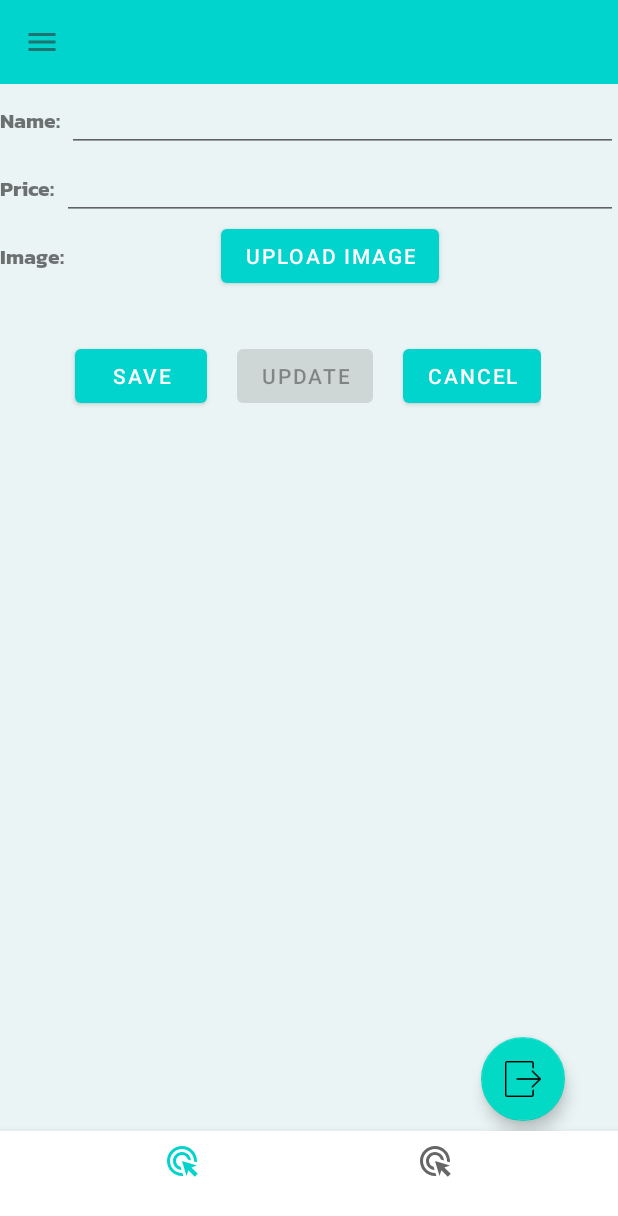
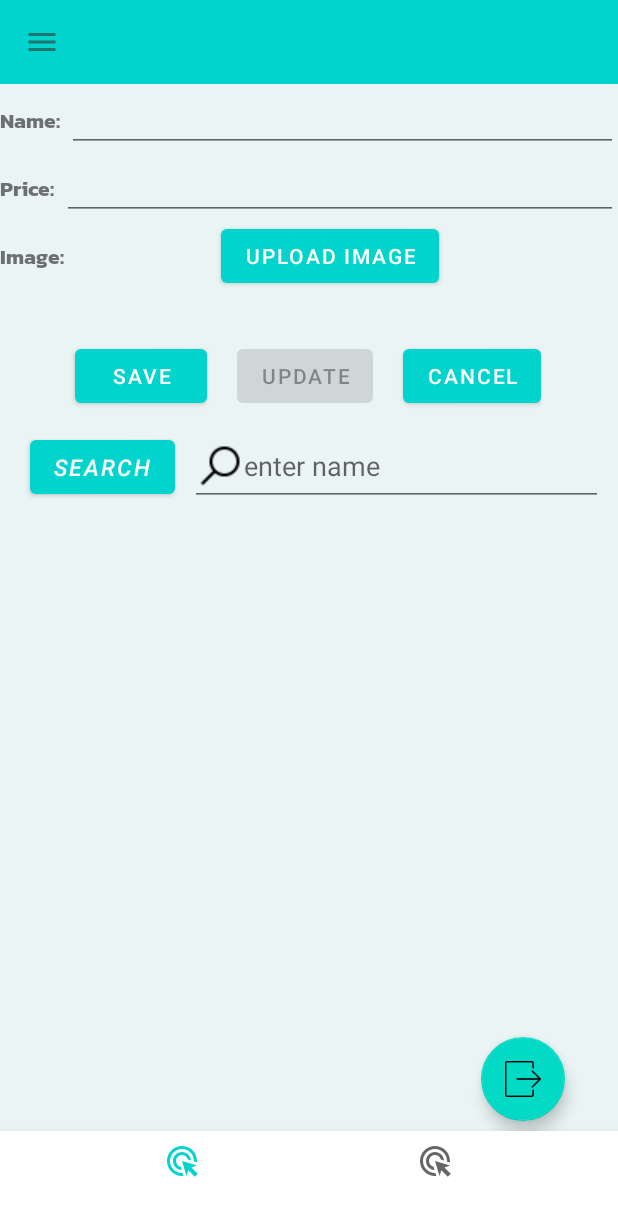
Before and after one commit to NguyenHuy-lang/Android-CoffeeRestaurant, an Android app: the FragmentManageItem screen opened directly, with no data from a screen before it, on a phone screen of 412 x 824 dp. Shown: the top 1216 px of the screen. Run offline under Robolectric (Android 15) with nearby library versions, the phone set to English and light mode, and no system bars; our stand-ins replace Firebase (no records; nobody signed in at launch, a user with empty details on screens opened directly), Picasso; pictures from the network do not load.

Commit message:
update search product , search order by admin

```diff
--- a/app/src/main/java/com/example/mycoffee/fragment/FragmentManageItem.java
+++ b/app/src/main/java/com/example/mycoffee/fragment/FragmentManageItem.java
@@ -20,10 +20,13 @@ import android.widget.Toast;
 import androidx.annotation.NonNull;
 import androidx.annotation.Nullable;
 import androidx.fragment.app.Fragment;
+import androidx.recyclerview.widget.GridLayoutManager;
 import androidx.recyclerview.widget.LinearLayoutManager;
 import androidx.recyclerview.widget.RecyclerView;
 
 import com.example.mycoffee.R;
+import com.example.mycoffee.ShopActivity;
+import com.example.mycoffee.adapter.ItemListAdapter;
 import com.example.mycoffee.adapter.ItemManageAdapter;
 import com.example.mycoffee.model.Item;
 import com.example.mycoffee.model.User;
@@ -67,6 +70,8 @@ public class FragmentManageItem extends Fragment implements ItemManageAdapter.It
     private String imageUrlUpload = null;
     private String nameItem = null;
     private View myView;
+    private Button btnSearchItem;
+    private EditText findItemByNameEditText;
 
     DatabaseReference reference= FirebaseDatabase.
             getInstance("https://amplified-coder-384315-default-rtdb.firebaseio.com/").
@@ -75,6 +80,8 @@ public class FragmentManageItem extends Fragment implements ItemManageAdapter.It
         super.onCreate(savedInstanceState);
         View view = inflater.inflate(R.layout.manage_item_fragment, container, false);
         myView = view;
+        btnSearchItem = view.findViewById(R.id.btn_search_product_admin);
+        findItemByNameEditText = view.findViewById(R.id.edit_name_product_search_admin);
         editNameItem = view.findViewById(R.id.editNameItem);
         editImageItem = view.findViewById(R.id.editImageItem);
         editPriceItem = view.findViewById(R.id.editPriceItem);
@@ -201,7 +208,6 @@ public class FragmentManageItem extends Fragment implements ItemManageAdapter.It
                             editNameItem.setText("");
                             editPriceItem.setText("");
                             Toast.makeText(getContext(), "Success update", Toast.LENGTH_LONG).show();
-
                         }
 
                         @Override
@@ -232,8 +238,6 @@ public class FragmentManageItem extends Fragment implements ItemManageAdapter.It
                                 editNameItem.setText("");
                                 editPriceItem.setText("");
                                 Toast.makeText(getContext(), "Success update", Toast.LENGTH_LONG).show();
-
-
                             }
 
                             @Override
@@ -256,6 +260,31 @@ public class FragmentManageItem extends Fragment implements ItemManageAdapter.It
                     nameItem = editNameItem.getText().toString();
                     Intent intent = new Intent(Intent.ACTION_PICK, MediaStore.Images.Media.EXTERNAL_CONTENT_URI);
                     startActivityForResult(intent, PICK_IMAGE_REQUEST);
+                }
+            }
+        });
+
+        btnSearchItem.setOnClickListener(new View.OnClickListener() {
+            @Override
+            public void onClick(View view) {
+                String name = findItemByNameEditText.getText().toString();
+                if(name != null) {
+                    System.out.println("name      " + name);
+                    List<Item> listItemSearchByName = new ArrayList<>();
+                    for (Item item : itemList) {
+                        if (item.getName().contains(name)) {
+                            listItemSearchByName.add(item);
+                        }
+                    }
+                    itemManageAdapter = new ItemManageAdapter(listItemSearchByName, getContext());
+                    itemManageAdapter.setItemListener(FragmentManageItem.this);
+                    // Set the RecyclerView adapter to be the OrderAdapter
+                    recyclerView.setAdapter(itemManageAdapter);
+                } else {
+                    itemManageAdapter = new ItemManageAdapter(itemList, getContext());
+                    itemManageAdapter.setItemListener(FragmentManageItem.this);
+                    // Set the RecyclerView adapter to be the OrderAdapter
+                    recyclerView.setAdapter(itemManageAdapter);
                 }
             }
         });
--- a/app/src/main/res/layout/manage_item_fragment.xml
+++ b/app/src/main/res/layout/manage_item_fragment.xml
@@ -124,7 +124,31 @@
                 android:text="Cancel"></Button>
         </LinearLayout>
 
+        <LinearLayout
+            android:layout_margin="10dp"
+            android:layout_width="match_parent"
+            android:layout_height="wrap_content">
+            <Button
+                android:id="@+id/btn_search_product_admin"
+                android:layout_width="wrap_content"
+                android:text="Search"
+                android:textSize="15dp"
+                android:textStyle="italic"
+                android:layout_marginLeft="10dp"
+                android:layout_height="wrap_content">
 
+            </Button>
+            <EditText
+                android:id="@+id/edit_name_product_search_admin"
+                android:layout_width="match_parent"
+                android:hint="enter name"
+                android:drawableLeft="@drawable/icons8_search_32"
+
+                android:layout_marginLeft="10dp"
+                android:layout_height="wrap_content">
+
+            </EditText>
+        </LinearLayout>
 
         <androidx.recyclerview.widget.RecyclerView
             android:id="@+id/item_manage"
```
Also changed, not shown: app/src/main/java/com/example/mycoffee/CartActivity.java (+5 -3 lines), app/src/main/java/com/example/mycoffee/fragment/FragmentManageOrder.java (+46 -11 lines), app/src/main/res/layout/manage_order_fragment.xml (+24 -0 lines).
